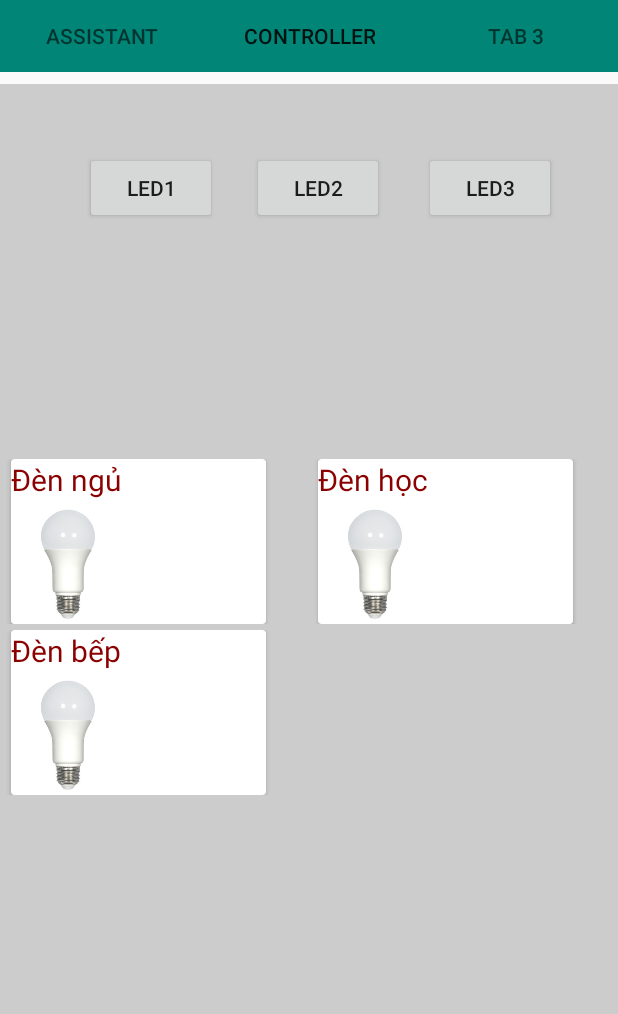
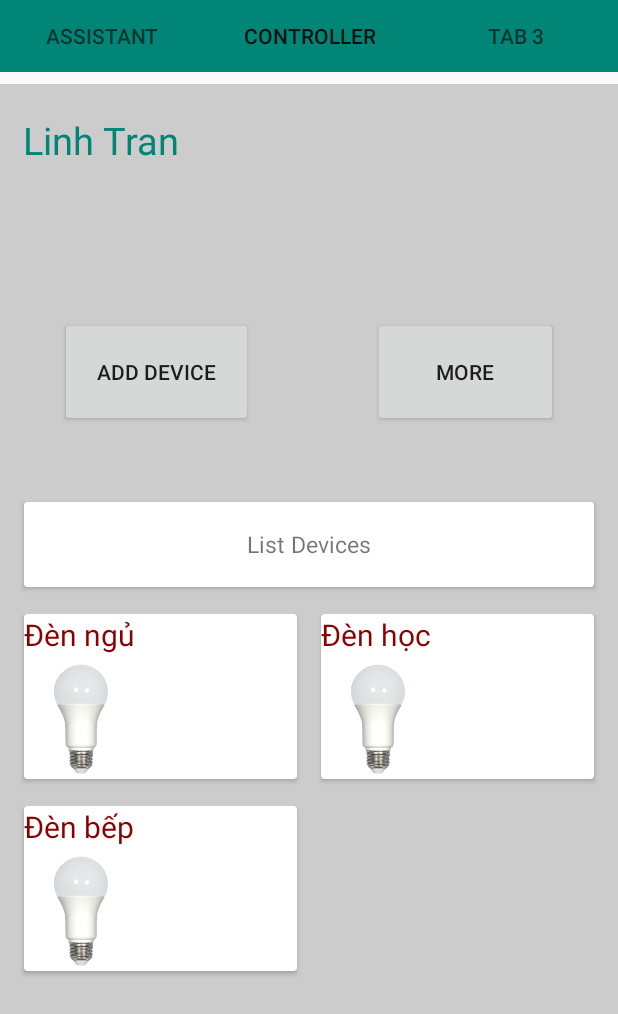
Before and after one commit to nghevabe/SmartApp4.0, an Android app: the screen it shows after launch (MainActivity), tab 2 chosen, on a phone screen of 412 x 824 dp. Shown: the top 1014 px of the screen. Run offline under Robolectric (Android 15) with nearby library versions, the phone set to English and light mode, and no system bars; libraries missing offline, so code that uses them is left out: com.koushikdutta.async, com.koushikdutta.ion, org.eclipse.paho; pictures from the network do not load; 9 statements that could not run were skipped.

Commit message:
version 1.2

```diff
--- a/SmartApp2/app/src/main/AndroidManifest.xml
+++ b/SmartApp2/app/src/main/AndroidManifest.xml
@@ -11,7 +11,7 @@
 
     <application
         android:allowBackup="true"
-        android:icon="@mipmap/ic_launcher"
+        android:icon="@drawable/qoobee"
         android:label="@string/app_name"
         android:roundIcon="@mipmap/ic_launcher_round"
         android:supportsRtl="true"
--- a/SmartApp2/app/src/main/java/com/example/smartapp/TabHomeController.java
+++ b/SmartApp2/app/src/main/java/com/example/smartapp/TabHomeController.java
@@ -29,7 +29,7 @@ import java.util.List;
 
 public class TabHomeController extends Fragment {
 
-    Button led01, led02, led03;
+
     RecyclerView rv;
     MQTTHelper mqttHelper;
 
@@ -40,25 +40,26 @@ public class TabHomeController extends Fragment {
 
         View view = inflater.inflate(R.layout.tab_controller, container, false);
 
-        led01 = (Button) view.findViewById(R.id.btnLed1);
-        led02 = (Button) view.findViewById(R.id.btnLed2);
-        led03 = (Button) view.findViewById(R.id.btnLed3);
 
-        String[] data = {"đèn phòng khách", "đèn ngủ", "đèn bàn", "đèn bếp", "đèn sân", "đèn học"};
         ArrayList<ElectricDevice> lstDevice = new ArrayList<>();
 
 
         ElectricDevice device1 = new ElectricDevice("1","Đèn ngủ","light","none");
         ElectricDevice device2 = new ElectricDevice("2","Đèn học","light","none");
         ElectricDevice device3 = new ElectricDevice("3","Đèn bếp","light","none");
+        //ElectricDevice device4 = new ElectricDevice("4","Đèn sân","light","none");
 
         lstDevice.add(device1);
         lstDevice.add(device2);
         lstDevice.add(device3);
+        //lstDevice.add(device4);
 
         RecyclerView recyclerView = view.findViewById(R.id.rv);
         int numberOfColumns = 2;
         recyclerView.setLayoutManager(new GridLayoutManager(getActivity().getApplicationContext(), numberOfColumns));
+
+
+
         adapter = new MyRecyclerViewAdapter(getActivity().getApplicationContext(), lstDevice);
 
         recyclerView.setAdapter(adapter);
@@ -69,32 +70,7 @@ public class TabHomeController extends Fragment {
 
 
 
-        led01.setOnClickListener(new View.OnClickListener() {
-            @Override
-            public void onClick(View view) {
 
-                SentMessege("0002550001");
-
-            }
-        });
-
-        led02.setOnClickListener(new View.OnClickListener() {
-            @Override
-            public void onClick(View view) {
-
-                SentMessege("0002550002");
-
-            }
-        });
-
-        led03.setOnClickListener(new View.OnClickListener() {
-            @Override
-            public void onClick(View view) {
-
-                SentMessege("0002550003");
-
-            }
-        });
 
         //startMqtt();
 
--- a/SmartApp2/app/src/main/res/layout/card_item.xml
+++ b/SmartApp2/app/src/main/res/layout/card_item.xml
@@ -1,21 +1,27 @@
 <?xml version="1.0" encoding="utf-8"?>
-<LinearLayout xmlns:android="http://schemas.android.com/apk/res/android"
-    android:layout_width="match_parent" android:layout_height="wrap_content"
-    android:paddingBottom="4dp">
+<androidx.constraintlayout.widget.ConstraintLayout
+    xmlns:android="http://schemas.android.com/apk/res/android"
+    xmlns:app="http://schemas.android.com/apk/res-auto"
+    xmlns:tools="http://schemas.android.com/tools"
+    android:layout_width="match_parent"
+    android:layout_height="wrap_content">
 
     <androidx.cardview.widget.CardView
-        android:layout_width="170dp"
+        android:id="@+id/cv"
+        android:layout_width="0dp"
         android:layout_height="110dp"
-        android:layout_marginLeft="5dp"
-
-        android:id="@+id/cv">
+        android:layout_marginStart="8dp"
+        android:layout_marginEnd="8dp"
+        android:layout_marginBottom="18dp"
+        app:layout_constraintBottom_toBottomOf="parent"
+        app:layout_constraintEnd_toEndOf="parent"
+        app:layout_constraintStart_toStartOf="parent"
+        app:layout_constraintTop_toTopOf="parent">
 
         <RelativeLayout
             android:layout_width="match_parent"
             android:layout_height="match_parent"
-
-            android:background="@color/colorCard"
-            >
+            android:background="@color/colorCard">
 
             <ImageView
                 android:id="@+id/device_photo"
@@ -29,19 +35,26 @@
                 android:layout_marginBottom="0dp" />
 
             <TextView
-                android:text="Led1"
+                android:id="@+id/device_name"
                 android:layout_width="wrap_content"
                 android:layout_height="wrap_content"
-                android:id="@+id/device_name"
+                android:layout_alignParentTop="true"
+                android:text="Led1"
                 android:textColor="@color/colorRed"
-                android:layout_alignParentTop="true"
-                android:textSize="20sp"
-                />
-
+                android:textSize="20sp" />
 
 
         </RelativeLayout>
 
     </androidx.cardview.widget.CardView>
 
-</LinearLayout>
+
+
+    <androidx.constraintlayout.widget.Guideline
+        android:id="@+id/guideline6"
+        android:layout_width="wrap_content"
+        android:layout_height="wrap_content"
+        android:orientation="vertical"
+        app:layout_constraintGuide_percent="0.5" />
+
+</androidx.constraintlayout.widget.ConstraintLayout>
--- a/SmartApp2/app/src/main/res/layout/contend.xml
+++ b/SmartApp2/app/src/main/res/layout/contend.xml
@@ -4,7 +4,8 @@
     xmlns:tools="http://schemas.android.com/tools"
     android:layout_width="match_parent"
     android:layout_height="match_parent"
-
+    android:focusable="true"
+    android:focusableInTouchMode="true"
     tools:context=".MainActivity"
     >
 
--- a/SmartApp2/app/src/main/res/layout/tab_controller.xml
+++ b/SmartApp2/app/src/main/res/layout/tab_controller.xml
@@ -1,5 +1,5 @@
 <?xml version="1.0" encoding="utf-8"?>
-<RelativeLayout xmlns:android="http://schemas.android.com/apk/res/android"
+<androidx.constraintlayout.widget.ConstraintLayout xmlns:android="http://schemas.android.com/apk/res/android"
     xmlns:app="http://schemas.android.com/apk/res-auto"
     xmlns:tools="http://schemas.android.com/tools"
     android:layout_width="match_parent"
@@ -7,45 +7,116 @@
     android:background="@color/colorGrey"
     >
 
-    <Button
-        android:id="@+id/btnLed1"
+
+    <androidx.constraintlayout.widget.Guideline
+        android:id="@+id/guideline3"
         android:layout_width="wrap_content"
         android:layout_height="wrap_content"
-        android:layout_alignParentTop="true"
-        android:layout_alignParentEnd="true"
-        android:layout_marginTop="45dp"
-        android:layout_marginEnd="267dp"
-        android:text="Led1" />
+        android:orientation="horizontal"
+        app:layout_constraintGuide_percent="0.15" />
 
-    <Button
-        android:id="@+id/btnLed2"
+    <androidx.constraintlayout.widget.Guideline
+        android:id="@+id/guideline4"
         android:layout_width="wrap_content"
         android:layout_height="wrap_content"
-        android:layout_alignParentTop="true"
-        android:layout_alignParentEnd="true"
-        android:layout_marginTop="45dp"
-        android:layout_marginEnd="156dp"
-        android:text="Led2" />
-
-
-    <Button
-        android:id="@+id/btnLed3"
-        android:layout_width="wrap_content"
-        android:layout_height="wrap_content"
-        android:layout_alignParentTop="true"
-        android:layout_alignParentEnd="true"
-        android:layout_marginTop="45dp"
-        android:layout_marginEnd="41dp"
-        android:text="Led3" />
-
+        android:orientation="horizontal"
+        app:layout_constraintGuide_percent="0.35" />
 
     <androidx.recyclerview.widget.RecyclerView
         android:id="@+id/rv"
-        android:layout_width="match_parent"
-        android:layout_height="match_parent"
+        android:layout_width="0dp"
+        android:layout_height="0dp"
         android:layout_alignParentStart="true"
         android:layout_alignParentTop="true"
-        android:layout_marginStart="2dp"
-        android:layout_marginTop="250dp" />
+        android:layout_marginStart="8dp"
+        android:layout_marginTop="8dp"
+        android:layout_marginEnd="8dp"
+        android:layout_marginBottom="8dp"
+        android:horizontalSpacing="100dp"
+        app:layout_constraintBottom_toBottomOf="parent"
+        app:layout_constraintEnd_toEndOf="parent"
+        app:layout_constraintStart_toStartOf="parent"
+        app:layout_constraintTop_toTopOf="@+id/guideline" />
 
-</RelativeLayout>
+    <androidx.constraintlayout.widget.Guideline
+        android:id="@+id/guideline"
+        android:layout_width="wrap_content"
+        android:layout_height="wrap_content"
+        android:orientation="horizontal"
+        app:layout_constraintGuide_percent="0.45" />
+
+    <androidx.constraintlayout.widget.Guideline
+        android:id="@+id/guideline2"
+        android:layout_width="wrap_content"
+        android:layout_height="wrap_content"
+        android:orientation="vertical"
+        app:layout_constraintGuide_percent="0.5060827" />
+
+    <Button
+        android:id="@+id/button3"
+        android:layout_width="0dp"
+        android:layout_height="0dp"
+        android:layout_marginStart="40dp"
+        android:layout_marginTop="40dp"
+        android:layout_marginEnd="40dp"
+        android:layout_marginBottom="40dp"
+        android:text="Add Device"
+        app:layout_constraintBottom_toTopOf="@+id/guideline4"
+        app:layout_constraintEnd_toStartOf="@+id/guideline2"
+        app:layout_constraintStart_toStartOf="parent"
+        app:layout_constraintTop_toTopOf="@+id/guideline3" />
+
+    <Button
+        android:id="@+id/button4"
+        android:layout_width="0dp"
+        android:layout_height="0dp"
+        android:layout_marginStart="40dp"
+        android:layout_marginTop="40dp"
+        android:layout_marginEnd="40dp"
+        android:layout_marginBottom="40dp"
+        android:text="More"
+        app:layout_constraintBottom_toTopOf="@+id/guideline4"
+        app:layout_constraintEnd_toEndOf="parent"
+        app:layout_constraintStart_toStartOf="@+id/guideline2"
+        app:layout_constraintTop_toTopOf="@+id/guideline3" />
+
+    <TextView
+        android:id="@+id/textView"
+        android:layout_width="wrap_content"
+        android:layout_height="wrap_content"
+        android:layout_marginStart="15dp"
+        android:layout_marginTop="20dp"
+        android:text="Linh Tran"
+        android:textSize="25dp"
+        android:textColor="@color/colorPrimary"
+        app:layout_constraintStart_toStartOf="parent"
+        app:layout_constraintTop_toTopOf="parent" />
+
+    <androidx.cardview.widget.CardView
+        android:layout_width="0dp"
+        android:layout_height="0dp"
+        android:layout_marginStart="16dp"
+        android:layout_marginTop="10dp"
+        android:layout_marginEnd="16dp"
+        android:layout_marginBottom="10dp"
+        app:layout_constraintBottom_toTopOf="@+id/guideline"
+        app:layout_constraintEnd_toEndOf="parent"
+        app:layout_constraintStart_toStartOf="parent"
+        app:layout_constraintTop_toTopOf="@+id/guideline4">
+
+        <LinearLayout
+            android:layout_width="match_parent"
+            android:layout_height="match_parent"
+            android:gravity="center">
+
+            <TextView
+                android:layout_width="wrap_content"
+                android:layout_height="wrap_content"
+                android:text="List Devices"
+                android:textSize="15dp" />
+
+        </LinearLayout>
+
+    </androidx.cardview.widget.CardView>
+
+</androidx.constraintlayout.widget.ConstraintLayout>
```
Also changed, not shown: SmartApp2/app/src/main/java/com/example/smartapp/DeviceDetail.java (+259 -38 lines), SmartApp2/app/src/main/res/layout/device_detail.xml (+18 -5 lines).
